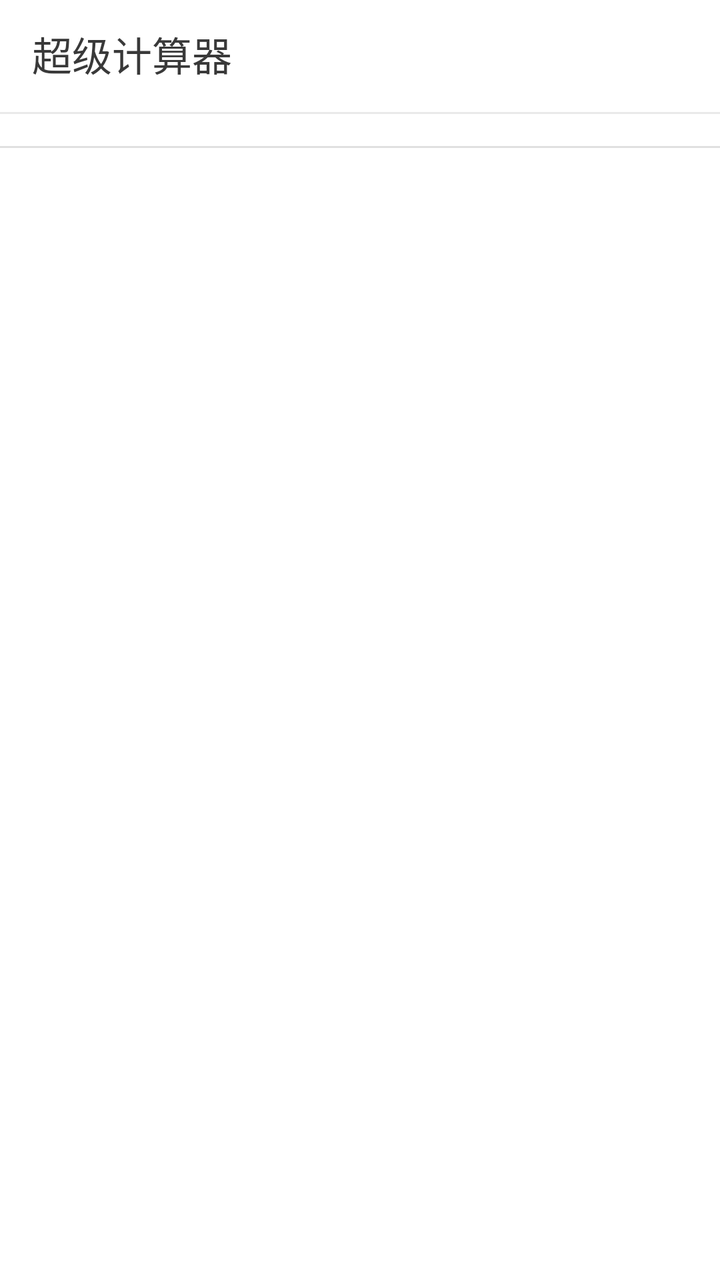
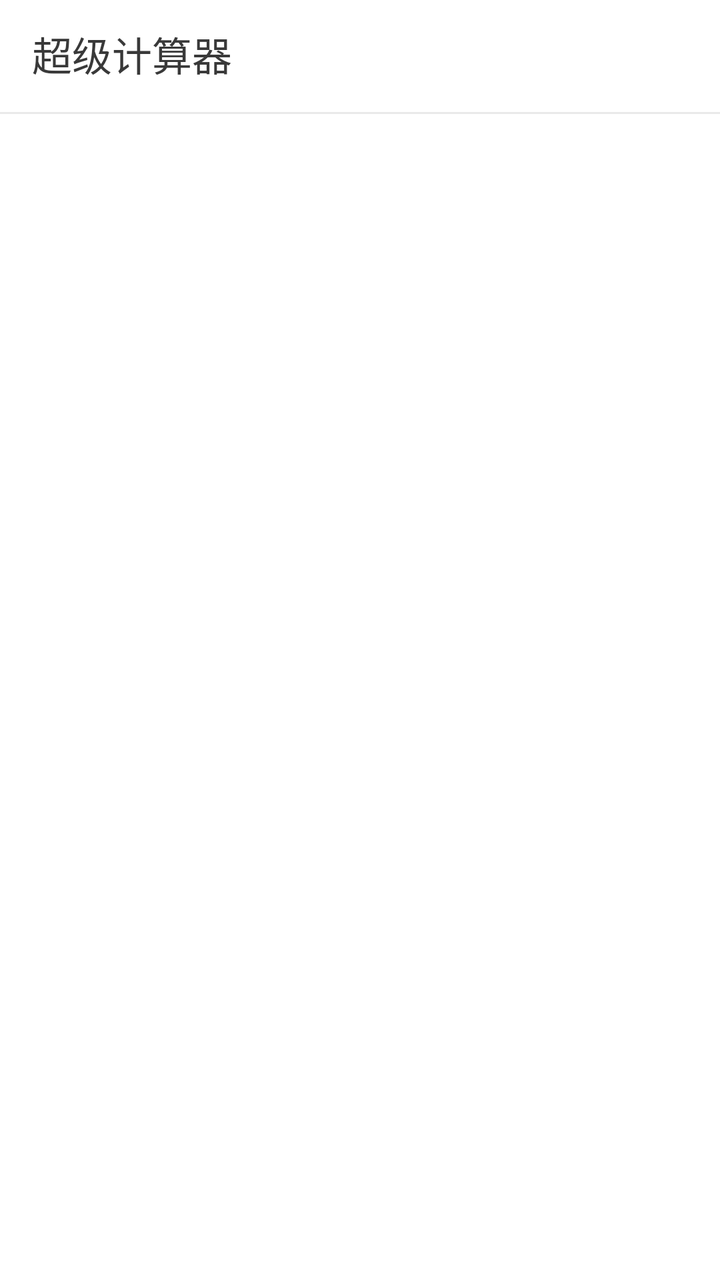

Compare the two renders of this Android layout. The source of the first and the diff that turns it into the second are given below.
<!-- AndroidManifest.xml: application theme Theme.SuperCalc -->
<!-- res/layout/view_drawer.xml -->
<?xml version="1.0" encoding="utf-8"?>
<LinearLayout xmlns:android="http://schemas.android.com/apk/res/android"
    android:id="@+id/drawer_container"
    android:layout_width="@dimen/navigation_width"
    android:layout_height="match_parent"
    android:layout_gravity="start"
    android:background="@color/white"
    android:orientation="vertical">

    <TextView
        android:id="@+id/drawer_title"
        android:layout_width="match_parent"
        android:layout_height="?attr/actionBarSize"
        android:background="@color/white"
        android:gravity="center_vertical|start"
        android:paddingStart="@dimen/space_common"
        android:paddingEnd="@dimen/space_common"
        android:text="@string/app_name"
        android:textColor="@color/primary_text"
        android:textSize="@dimen/nav_header_font_size" />

    <View
        android:layout_width="match_parent"
        android:layout_height="1dp"
        android:background="@color/navigation_item_divider" />

    <LinearLayout
        android:id="@+id/drawer_group_main"
        android:layout_width="match_parent"
        android:layout_height="wrap_content"
        android:orientation="vertical"
        android:paddingTop="@dimen/space_middle"
        android:paddingBottom="@dimen/space_middle" />

    <View
        android:layout_width="match_parent"
        android:layout_height="1dp"
        android:background="@color/navigation_group_divider" />

    <LinearLayout
        android:id="@+id/drawer_group_game"
        android:layout_width="match_parent"
        android:layout_height="wrap_content"
        android:orientation="vertical"
        android:paddingTop="@dimen/space_middle"
        android:paddingBottom="@dimen/space_middle" />
</LinearLayout>
<!-- resources referenced by this layout -->
<resources>
  <color name="navigation_group_divider">#FFE0E0E0</color>
  <color name="navigation_item_divider">#FFE9E9E9</color>
  <color name="primary_text">#FF393939</color>
  <color name="white">#FFFFFFFF</color>
  <dimen name="nav_header_font_size">20sp</dimen>
  <dimen name="navigation_width">230dp</dimen>
  <dimen name="space_common">16dp</dimen>
  <dimen name="space_middle">8dp</dimen>
  <string name="app_name">超级计算器</string>
  <style name="Theme.SuperCalc" parent="Theme.AppCompat.Light.NoActionBar">
          <item name="android:windowBackground">@color/default_bg</item>
          
          <item name="android:textViewStyle">@style/AppTextView</item>
          <item name="android:checkedTextViewStyle">@style/AppCheckedTextView</item>
          <item name="android:buttonStyle">@style/AppButton</item>
          
          <item name="colorPrimaryDark">@color/status_bar</item>
          <item name="colorAccent">@color/capsule_button_pressed</item>
          
          <item name="colorControlActivated">@color/color_primary</item>
          <item name="colorSwitchThumbNormal">@color/primary_light</item>
      </style>
  <color name="default_bg">#FF53595E</color>
  <style name="AppTextView" parent="Widget.AppCompat.TextView">
          <item name="android:fallbackLineSpacing">false</item>
      </style>
  <style name="AppCheckedTextView">
          <item name="android:fallbackLineSpacing">false</item>
      </style>
  <style name="AppButton" parent="Widget.AppCompat.Button">
          <item name="android:fallbackLineSpacing">false</item>
          
          <item name="android:fontFamily">sans-serif</item>
      </style>
  <color name="status_bar">#FF4E5459</color>
  <color name="capsule_button_pressed">#FFFFB560</color>
  <color name="color_primary">#FF53595E</color>
  <color name="primary_light">#FFFFB560</color>
</resources>

<!-- the commit's change to res/layout/view_drawer.xml (unified diff, before → after) -->
@@ -31,17 +31,4 @@
         android:orientation="vertical"
         android:paddingTop="@dimen/space_middle"
         android:paddingBottom="@dimen/space_middle" />
-
-    <View
-        android:layout_width="match_parent"
-        android:layout_height="1dp"
-        android:background="@color/navigation_group_divider" />
-
-    <LinearLayout
-        android:id="@+id/drawer_group_game"
-        android:layout_width="match_parent"
-        android:layout_height="wrap_content"
-        android:orientation="vertical"
-        android:paddingTop="@dimen/space_middle"
-        android:paddingBottom="@dimen/space_middle" />
 </LinearLayout>
<!-- resource entries referenced after the edit -->
@@ -1,6 +1,5 @@
 <!-- resources referenced by this layout -->
 <resources>
-  <color name="navigation_group_divider">#FFE0E0E0</color>
   <color name="navigation_item_divider">#FFE9E9E9</color>
   <color name="primary_text">#FF393939</color>
   <color name="white">#FFFFFFFF</color>
